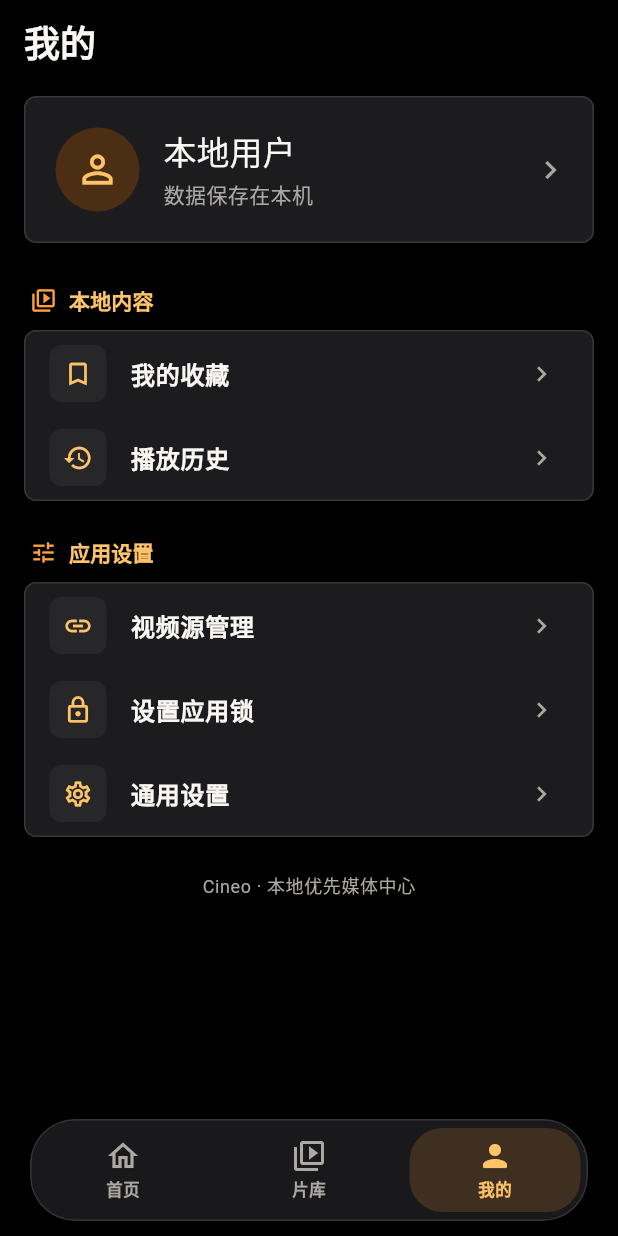
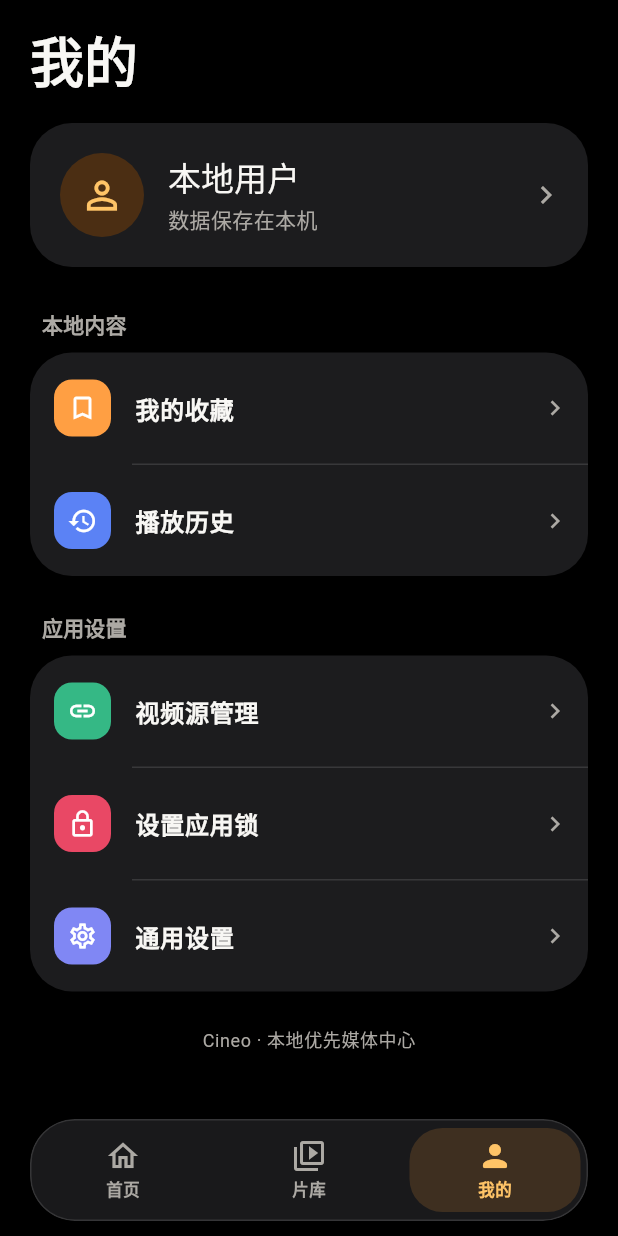
Before and after one commit to benson-singapore/cineo-flutter, a Flutter app: the screen it shows after launch, item 3 of the bottom bar chosen, on a phone screen of 412 x 824 dp. Run offline on Flutter 3.47's test engine with Material 3 defaults, Android fonts, the phone set to English and light mode, and no system bars; our stand-ins replace flutter_secure_storage, shared_preferences, sqflite, video_player; accounts and stored records are empty; network calls fail; statements that could not run were skipped.

Commit message:
style(settings): refine iOS grouped layout

```diff
--- a/lib/features/profile/profile_screen.dart
+++ b/lib/features/profile/profile_screen.dart
@@ -27,40 +27,59 @@ class ProfileScreen extends StatelessWidget {
   Widget build(BuildContext context) {
     final lockEnabled = appLockController?.hasPin ?? false;
     return Scaffold(
-      appBar: AppBar(title: const Text('我的')),
-      body: ListView(
-        padding: const EdgeInsets.fromLTRB(16, 8, 16, 124),
+      body: SafeArea(
+        bottom: false,
+        child: ListView(
+          padding: const EdgeInsets.fromLTRB(20, 18, 20, 128),
           children: [
+            Text(
+              '我的',
+              style: Theme.of(context).textTheme.displaySmall?.copyWith(
+                    fontWeight: FontWeight.w800,
+                    letterSpacing: 0,
+                  ),
+            ),
+            const SizedBox(height: 20),
             _ProfileHeader(lockEnabled: lockEnabled),
             const SizedBox(height: 28),
             _Section(
               title: '本地内容',
-            icon: Icons.video_library_outlined,
               children: [
                 _ProfileTile(
                     icon: Icons.bookmark_outline,
+                    color: const Color(0xFFFF9F43),
                     title: '我的收藏',
                     onTap: onOpenFavorites),
                 _ProfileTile(
-                  icon: Icons.history, title: '播放历史', onTap: onOpenHistory),
+                    icon: Icons.history,
+                    color: const Color(0xFF5B82F5),
+                    title: '播放历史',
+                    onTap: onOpenHistory),
               ],
             ),
             const SizedBox(height: 24),
             _Section(
               title: '应用设置',
-            icon: Icons.tune_outlined,
               children: [
                 _ProfileTile(
-                  icon: Icons.link, title: '视频源管理', onTap: onOpenSources),
+                    icon: Icons.link,
+                    color: const Color(0xFF35B885),
+                    title: '视频源管理',
+                    onTap: onOpenSources),
                 _ProfileTile(
                     icon: Icons.lock_outline,
+                    color: const Color(0xFFE94865),
                     title: lockEnabled ? '修改应用锁' : '设置应用锁',
                     onTap: onOpenAppLock),
                 if (lockEnabled)
                   _ProfileTile(
-                    icon: Icons.lock_clock, title: '立即锁定', onTap: onLockNow),
+                      icon: Icons.lock_clock,
+                      color: const Color(0xFFE94865),
+                      title: '立即锁定',
+                      onTap: onLockNow),
                 _ProfileTile(
                     icon: Icons.settings_outlined,
+                    color: const Color(0xFF8087F4),
                     title: '通用设置',
                     onTap: onOpenSettings),
               ],
@@ -75,6 +94,7 @@ class ProfileScreen extends StatelessWidget {
               ),
             ),
           ],
+        ),
       ),
     );
   }
@@ -91,8 +111,7 @@ class _ProfileHeader extends StatelessWidget {
       padding: const EdgeInsets.fromLTRB(20, 20, 16, 20),
       decoration: BoxDecoration(
         color: CineoColors.surface,
-        borderRadius: BorderRadius.circular(8),
-        border: Border.all(color: CineoColors.divider),
+        borderRadius: BorderRadius.circular(28),
       ),
       child: Row(
         children: [
@@ -124,11 +143,9 @@ class _ProfileHeader extends StatelessWidget {
 }
 
 class _Section extends StatelessWidget {
-  const _Section(
-      {required this.title, required this.icon, required this.children});
+  const _Section({required this.title, required this.children});
 
   final String title;
-  final IconData icon;
   final List<Widget> children;
 
   @override
@@ -137,54 +154,73 @@ class _Section extends StatelessWidget {
       crossAxisAlignment: CrossAxisAlignment.start,
       children: [
         Padding(
-          padding: const EdgeInsets.only(left: 4, bottom: 10),
-          child: Row(
-            children: [
-              Icon(icon, size: 18, color: CineoColors.primary),
-              const SizedBox(width: 8),
-              Text(
+          padding: const EdgeInsets.only(left: 8, bottom: 9),
+          child: Text(
             title,
             style: Theme.of(context).textTheme.labelLarge?.copyWith(
-                      color: CineoColors.primaryLight,
+                  color: CineoColors.textSecondary,
                   fontWeight: FontWeight.w700,
                 ),
-              ),
-            ],
           ),
         ),
         Container(
           clipBehavior: Clip.antiAlias,
           decoration: BoxDecoration(
             color: CineoColors.surface,
-            borderRadius: BorderRadius.circular(8),
-            border: Border.all(color: CineoColors.divider),
+            borderRadius: BorderRadius.circular(28),
           ),
-          child: Column(children: children),
+          child: Column(
+            children: [
+              for (var index = 0; index < children.length; index++) ...[
+                children[index],
+                if (index != children.length - 1) const _ProfilePanelDivider(),
+              ],
+            ],
+          ),
         ),
       ],
     );
   }
 }
 
+class _ProfilePanelDivider extends StatelessWidget {
+  const _ProfilePanelDivider();
+
+  @override
+  Widget build(BuildContext context) {
+    return const Padding(
+      padding: EdgeInsets.only(left: 68),
+      child: Divider(height: 1, color: CineoColors.divider),
+    );
+  }
+}
+
 class _ProfileTile extends StatelessWidget {
-  const _ProfileTile({required this.icon, required this.title, this.onTap});
+  const _ProfileTile({
+    required this.icon,
+    required this.color,
+    required this.title,
+    this.onTap,
+  });
 
   final IconData icon;
+  final Color color;
   final String title;
   final VoidCallback? onTap;
 
   @override
   Widget build(BuildContext context) {
     return ListTile(
-      minVerticalPadding: 12,
+      contentPadding: const EdgeInsets.fromLTRB(16, 9, 12, 9),
+      minVerticalPadding: 10,
       leading: DecoratedBox(
         decoration: BoxDecoration(
-          color: CineoColors.surfaceElevated,
-          borderRadius: BorderRadius.circular(8),
+          color: color,
+          borderRadius: BorderRadius.circular(12),
         ),
         child: Padding(
           padding: const EdgeInsets.all(9),
-          child: Icon(icon, color: CineoColors.primaryLight, size: 20),
+          child: Icon(icon, color: Colors.white, size: 20),
         ),
       ),
       title: Text(title, style: const TextStyle(fontWeight: FontWeight.w600)),
```
Also changed, not shown: lib/features/settings/settings_screen.dart (+151 -38 lines), lib/features/settings/tmdb_settings_screen.dart (+14 -14 lines). Lines whose indentation alone changed are shown as unchanged.
